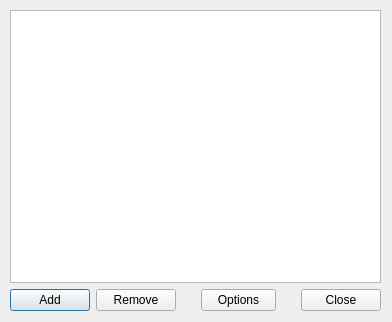
This is ui/channel_favourites.ui in gitter-badger/simplechatclient as Qt 5 draws it before an edit. The edited form follows.
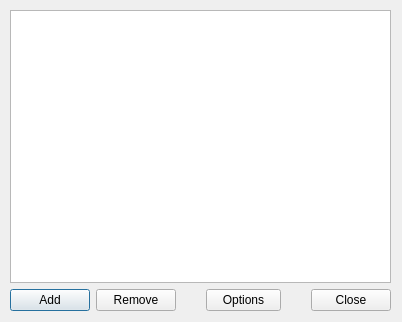
This is the edited form. Icons and pictures are not drawn.

Commit message: resize dialogs

```diff
--- a/ui/channel_favourites.ui
+++ b/ui/channel_favourites.ui
@@ -6,19 +6,19 @@
    <rect>
     <x>0</x>
     <y>0</y>
-    <width>392</width>
+    <width>402</width>
     <height>322</height>
    </rect>
   </property>
   <property name="minimumSize">
    <size>
-    <width>392</width>
+    <width>402</width>
     <height>322</height>
    </size>
   </property>
   <property name="maximumSize">
    <size>
-    <width>392</width>
+    <width>402</width>
     <height>322</height>
    </size>
   </property>
@@ -34,7 +34,7 @@
     <rect>
      <x>10</x>
      <y>10</y>
-     <width>371</width>
+     <width>381</width>
      <height>301</height>
     </rect>
    </property>
```
